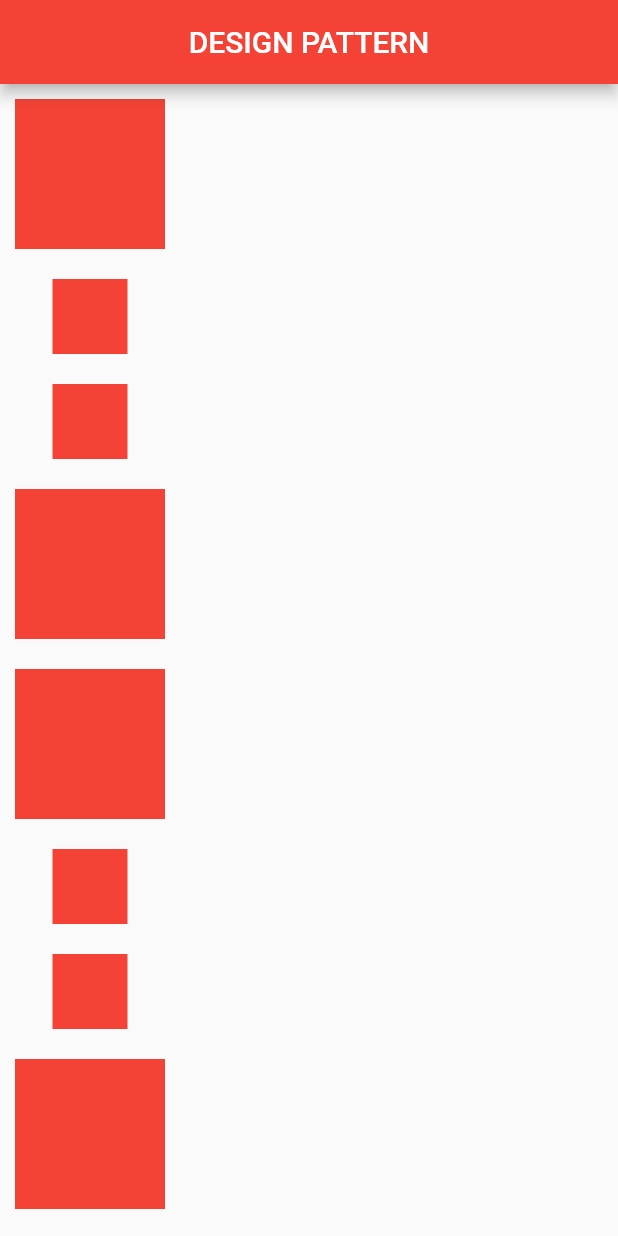
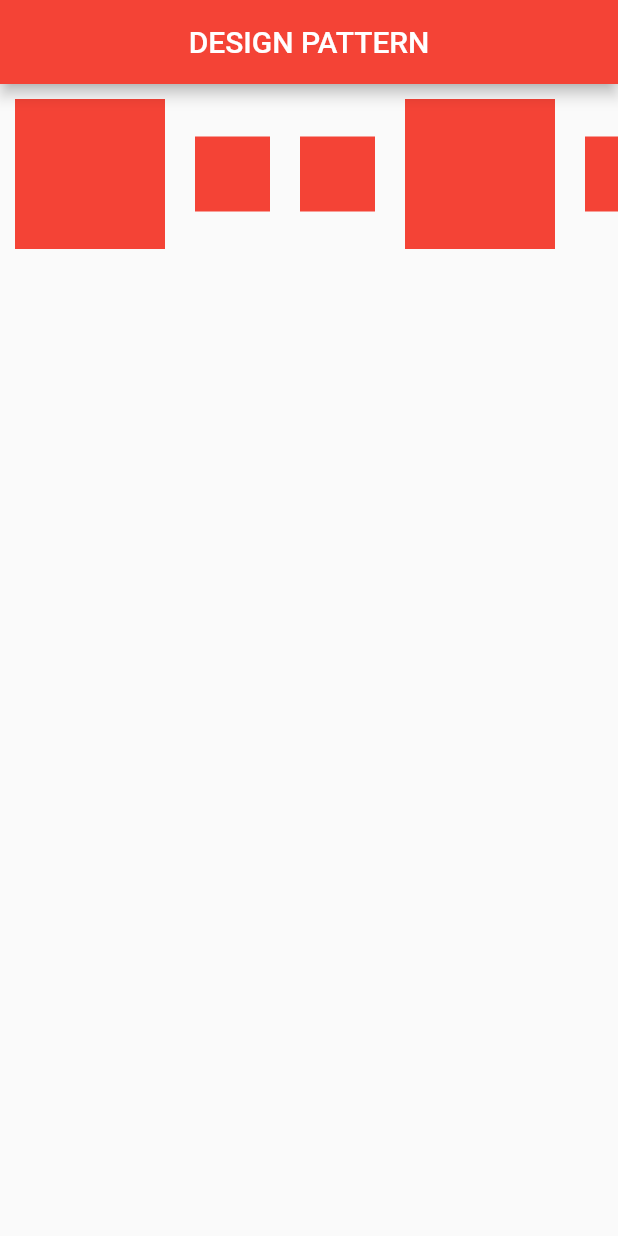
Before and after one commit to Rodrigo-Flores/fluuter-app, a Flutter app: the screen it shows after launch, on a phone screen of 412 x 824 dp. Run offline on Flutter 3.47's test engine with Material 2 defaults, Android fonts, the phone set to English and light mode, and no system bars.

Commit message:
horizontal axis cubes

```diff
--- a/lib/main.dart
+++ b/lib/main.dart
@@ -30,8 +30,9 @@ class Home extends StatelessWidget {
         centerTitle: true,
       ),
       body: SingleChildScrollView(
-        child: Column(
-          // mainAxisSize: MainAxisSize.min,
+        scrollDirection: Axis.horizontal,
+        child: Row(
+          mainAxisSize: MainAxisSize.max,
           mainAxisAlignment: MainAxisAlignment.center,
           crossAxisAlignment: CrossAxisAlignment.center,
           children: [
@@ -60,6 +61,18 @@ class Home extends StatelessWidget {
               margin: const EdgeInsets.all(10),
             ),
             Container(
+              height: 50,
+              width: 50,
+              color: Colors.red,
+              margin: const EdgeInsets.all(10),
+            ),
+            Container(
+              height: 50,
+              width: 50,
+              color: Colors.red,
+              margin: const EdgeInsets.all(10),
+            ),
+            Container(
               height: 100,
               width: 100,
               color: Colors.red,
@@ -77,12 +90,6 @@ class Home extends StatelessWidget {
               color: Colors.red,
               margin: const EdgeInsets.all(10),
             ),
-            Container(
-              height: 100,
-              width: 100,
-              color: Colors.red,
-              margin: const EdgeInsets.all(10),
-            ),
           ]
         ),
       ),
```
